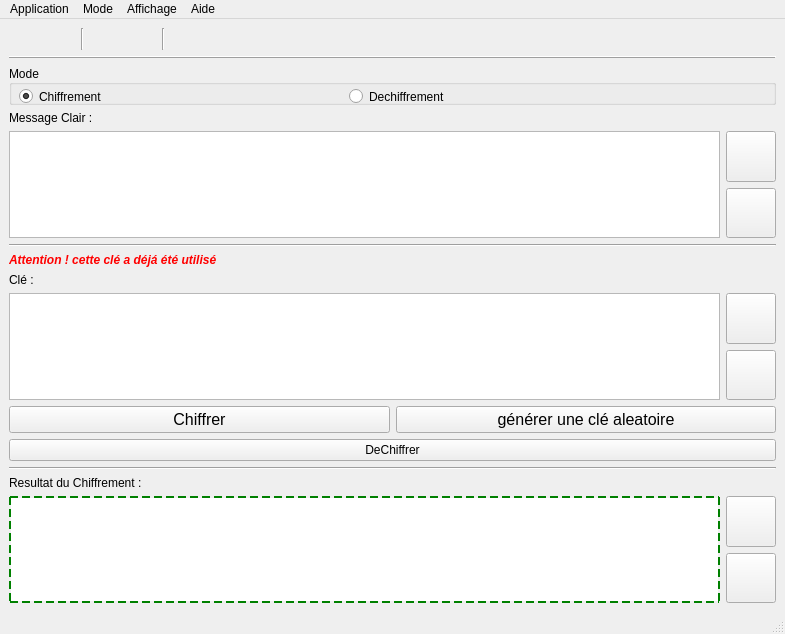
Qt form mainwindow.ui (bemmofulbert/Vernam_crypt_App) before a commit.
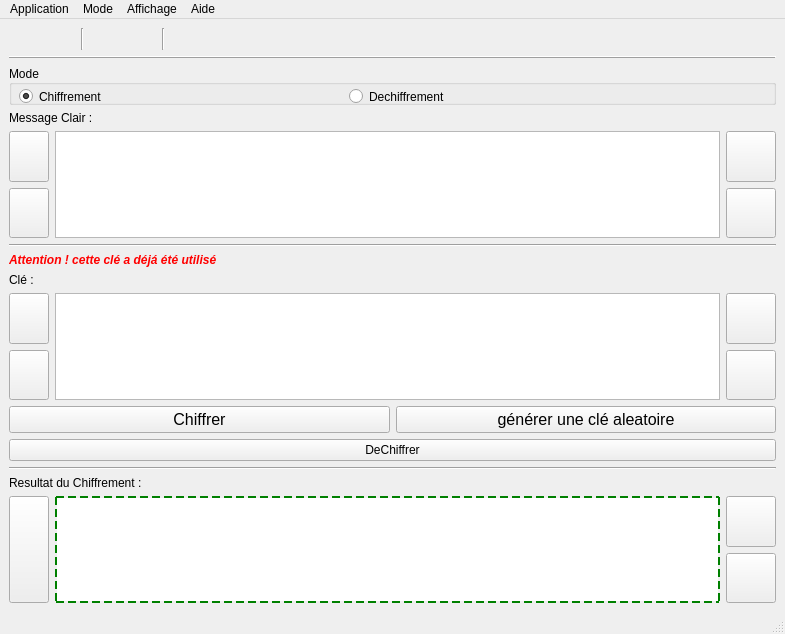
The same form after that commit. Icons and pictures are not drawn.

Patch:
```diff
--- a/mainwindow.ui
+++ b/mainwindow.ui
@@ -375,9 +375,57 @@
     </item>
     <item>
      <layout class="QHBoxLayout" name="horizontalLayout_3">
+      <property name="leftMargin">
+       <number>0</number>
+      </property>
       <property name="topMargin">
        <number>0</number>
       </property>
+      <item>
+       <layout class="QVBoxLayout" name="verticalLayout_6">
+        <property name="leftMargin">
+         <number>0</number>
+        </property>
+        <item>
+         <widget class="QPushButton" name="but_openMes">
+          <property name="sizePolicy">
+           <sizepolicy hsizetype="Minimum" vsizetype="Expanding">
+            <horstretch>0</horstretch>
+            <verstretch>0</verstretch>
+           </sizepolicy>
+          </property>
+          <property name="toolTip">
+           <string>Ouvrir un fichier</string>
+          </property>
+          <property name="text">
+           <string/>
+          </property>
+          <property name="icon">
+           <iconset theme="document-open"/>
+          </property>
+         </widget>
+        </item>
+        <item>
+         <widget class="QPushButton" name="but_saveMes">
+          <property name="sizePolicy">
+           <sizepolicy hsizetype="Minimum" vsizetype="Expanding">
+            <horstretch>0</horstretch>
+            <verstretch>0</verstretch>
+           </sizepolicy>
+          </property>
+          <property name="toolTip">
+           <string>Enregistrer</string>
+          </property>
+          <property name="text">
+           <string/>
+          </property>
+          <property name="icon">
+           <iconset theme="document-save-as"/>
+          </property>
+         </widget>
+        </item>
+       </layout>
+      </item>
       <item>
        <widget class="QPlainTextEdit" name="ptex_mes">
         <property name="toolTip">
@@ -499,9 +547,57 @@
     </item>
     <item>
      <layout class="QHBoxLayout" name="horizontalLayout_4">
+      <property name="leftMargin">
+       <number>0</number>
+      </property>
       <property name="topMargin">
        <number>0</number>
       </property>
+      <item>
+       <layout class="QVBoxLayout" name="verticalLayout_7">
+        <property name="leftMargin">
+         <number>0</number>
+        </property>
+        <item>
+         <widget class="QPushButton" name="but_openKey">
+          <property name="sizePolicy">
+           <sizepolicy hsizetype="Minimum" vsizetype="Expanding">
+            <horstretch>0</horstretch>
+            <verstretch>0</verstretch>
+           </sizepolicy>
+          </property>
+          <property name="toolTip">
+           <string>Ouvrir un fichier</string>
+          </property>
+          <property name="text">
+           <string/>
+          </property>
+          <property name="icon">
+           <iconset theme="document-open"/>
+          </property>
+         </widget>
+        </item>
+        <item>
+         <widget class="QPushButton" name="but_saveKey">
+          <property name="sizePolicy">
+           <sizepolicy hsizetype="Minimum" vsizetype="Expanding">
+            <horstretch>0</horstretch>
+            <verstretch>0</verstretch>
+           </sizepolicy>
+          </property>
+          <property name="toolTip">
+           <string>Enregistrer</string>
+          </property>
+          <property name="text">
+           <string/>
+          </property>
+          <property name="icon">
+           <iconset theme="document-save-as"/>
+          </property>
+         </widget>
+        </item>
+       </layout>
+      </item>
       <item>
        <widget class="QPlainTextEdit" name="ptex_key">
         <property name="toolTip">
@@ -691,9 +787,38 @@
     </item>
     <item>
      <layout class="QHBoxLayout" name="horizontalLayout_5">
+      <property name="leftMargin">
+       <number>0</number>
+      </property>
       <property name="topMargin">
        <number>0</number>
       </property>
+      <item>
+       <layout class="QVBoxLayout" name="verticalLayout_8">
+        <property name="leftMargin">
+         <number>0</number>
+        </property>
+        <item>
+         <widget class="QPushButton" name="but_saveTraite">
+          <property name="sizePolicy">
+           <sizepolicy hsizetype="Minimum" vsizetype="Expanding">
+            <horstretch>0</horstretch>
+            <verstretch>0</verstretch>
+           </sizepolicy>
+          </property>
+          <property name="toolTip">
+           <string>Enregistrer</string>
+          </property>
+          <property name="text">
+           <string/>
+          </property>
+          <property name="icon">
+           <iconset theme="document-save-as"/>
+          </property>
+         </widget>
+        </item>
+       </layout>
+      </item>
       <item>
        <widget class="QPlainTextEdit" name="ptex_traite">
         <property name="toolTip">
```
Left out of the diff: 9 changed lines with no effect on the pictures.
